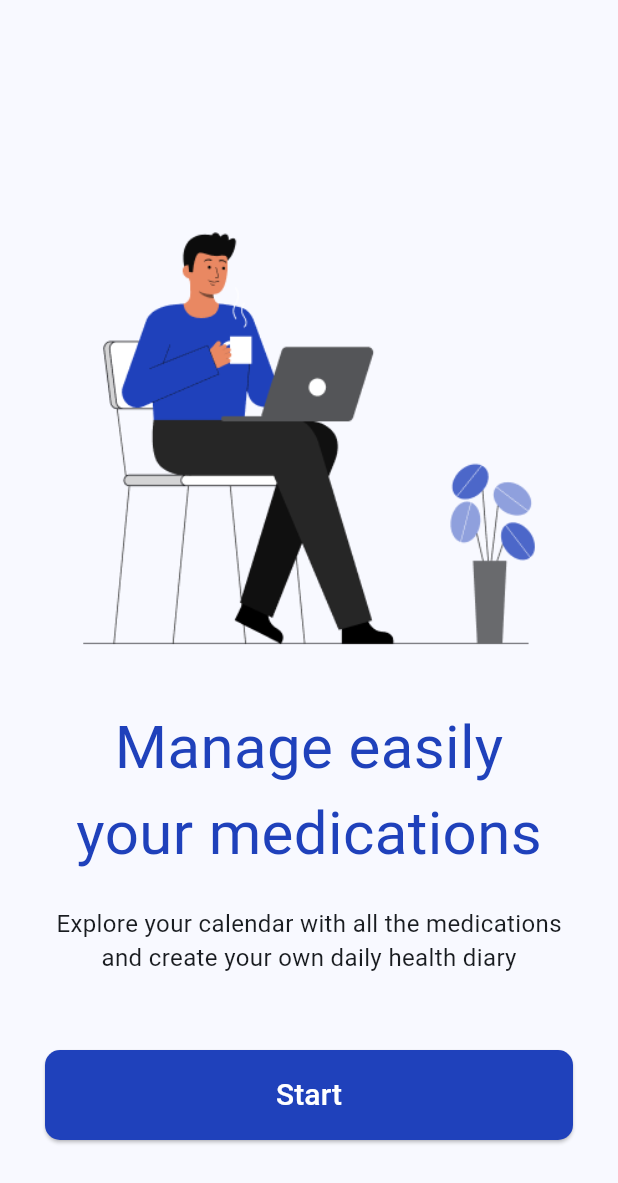
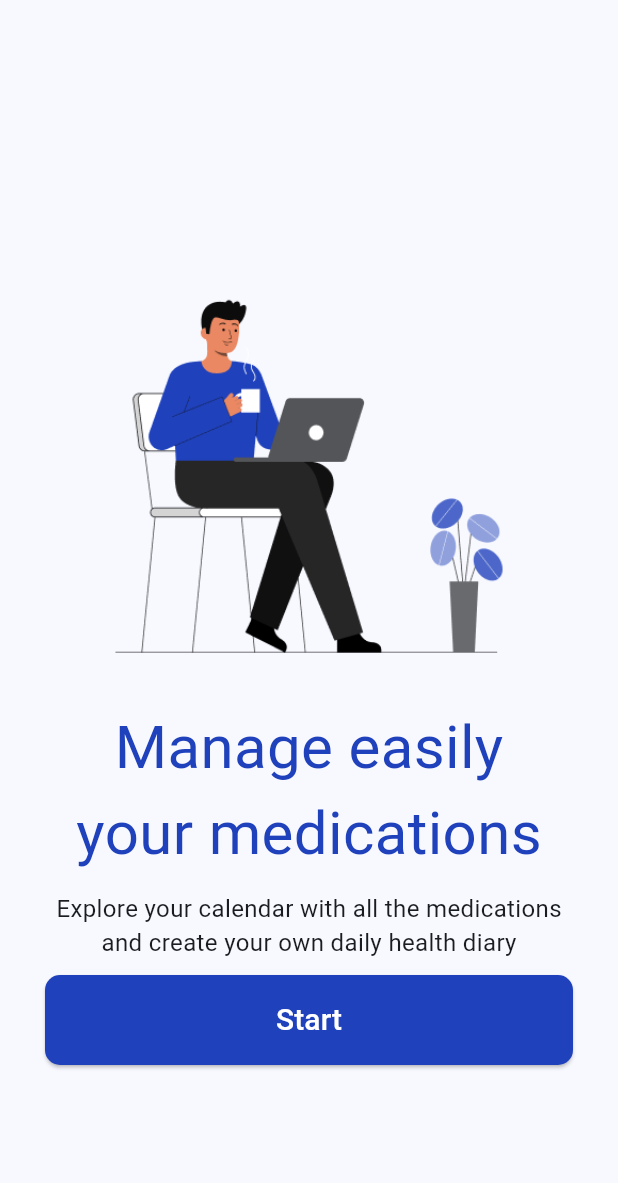
Before and after one commit to martinvanaud/cau-appdev, a Flutter app: the screen it shows after launch, on a phone screen of 412 x 824 dp. Shown: the top 1183 px of the screen. Run offline on Flutter 3.47's test engine with Material 3 defaults, Android fonts, the phone set to English and light mode, and no system bars; our stand-ins replace cloud_firestore, firebase_auth, firebase_core, firebase_database, table_calendar; accounts and stored records are empty.

Commit message:
fix(welcome page): fixed the sizedbox

```diff
--- a/lib/pages/welcome.dart
+++ b/lib/pages/welcome.dart
@@ -23,7 +23,7 @@ class _WelcomePageState extends State<WelcomePage> {
               // Image widget added here
               Image.asset(
                 'assets/welcome.png', // Replace with your image path
-                height: 350,
+                height: 300,
               ),
               const Text(
                 'Manage easily',
@@ -40,7 +40,7 @@ class _WelcomePageState extends State<WelcomePage> {
                 ),
               ),
               const SizedBox(
-                height: 20,
+                height: 10,
               ),
               const Text(
                 'Explore your calendar with all the medications',
@@ -55,7 +55,7 @@ class _WelcomePageState extends State<WelcomePage> {
                 ),
               ),
               const SizedBox(
-                height: 50,
+                height: 10,
               ),
               ElevatedButton(
                 onPressed: () async {
```
